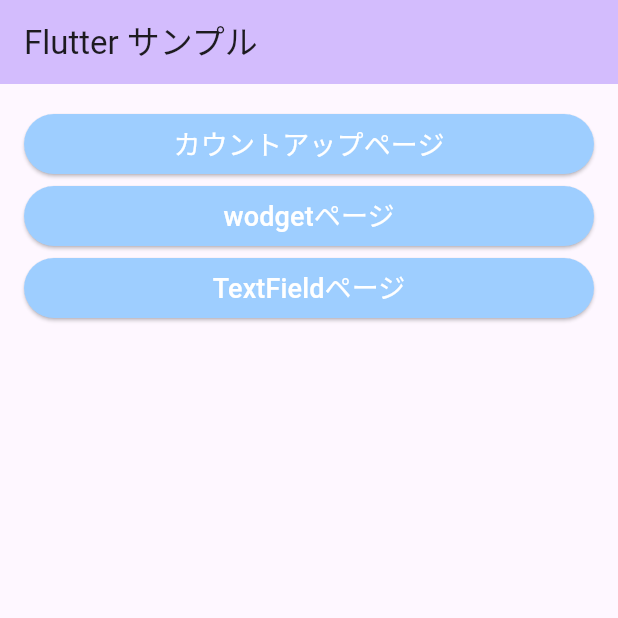
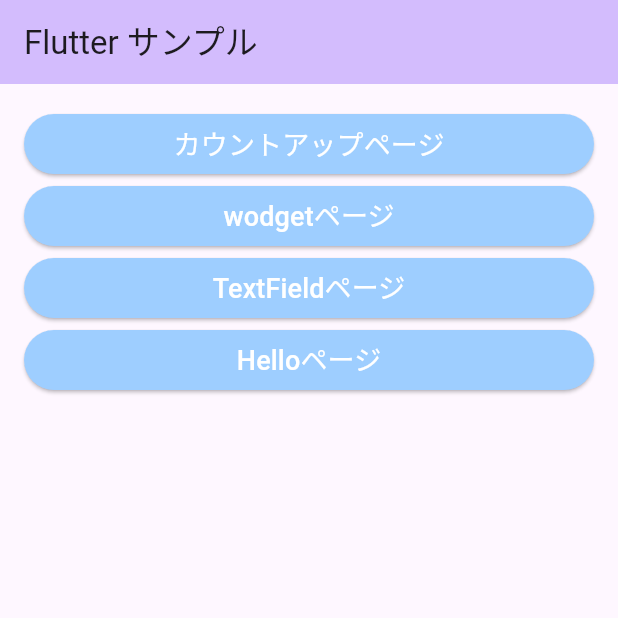
Before and after one commit to pomeeeeeeeene/flutter_school_1, a Flutter app: the screen it shows after launch, on a phone screen of 412 x 824 dp, the top half of it. Run offline on Flutter 3.47's test engine with Material 3 defaults, Android fonts, the phone set to English and light mode, and no system bars.

Commit message:
top_page add SizedBox

```diff
--- a/lib/top_page.dart
+++ b/lib/top_page.dart
@@ -70,6 +70,21 @@
                     ),
                   ),
                 ),
+                SizedBox(
+                  width: double.infinity,
+                  child: ElevatedButton(
+                    style: ElevatedButton.styleFrom(
+                      backgroundColor: const Color(0xFF9ECEFF),
+                    ),
+                    onPressed: () {
+                      Navigator.pushNamed(context, "/hello");
+                    },
+                    child: const Text(
+                      'Helloページ',
+                      style: TextStyle(fontSize: 18, color: Colors.white),
+                    ),
+                  ),
+                ),
               ],
             ),
           ),
```
